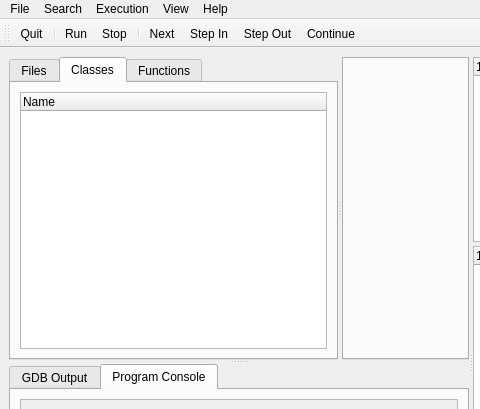
Qt form src/mainwindow.ui (jhn98032/gede) before a commit; both pictures show x 0 to 480 and y 0 to 409 of the 881 by 698 pixel window.
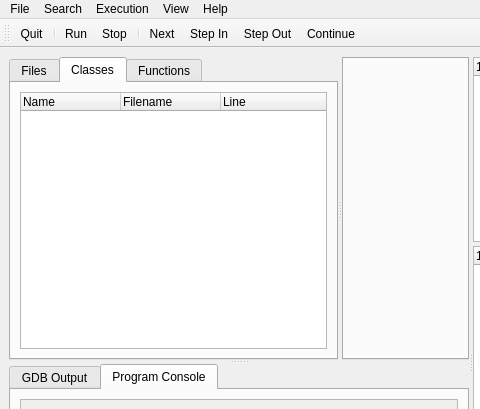
The same form after that commit. The open tabs and pages were chosen to show the change. Icons and pictures are not drawn. Custom widgets are drawn as their Qt base class.

Commit message: Added a class list widget

```diff
--- a/src/mainwindow.ui
+++ b/src/mainwindow.ui
@@ -55,11 +55,27 @@
           <layout class="QVBoxLayout" name="verticalLayout_9">
            <item>
             <widget class="QTreeWidget" name="treeWidget_classes">
+             <property name="selectionMode">
+              <enum>QAbstractItemView::NoSelection</enum>
+             </property>
+             <property name="rootIsDecorated">
+              <bool>false</bool>
+             </property>
              <column>
               <property name="text">
                <string notr="true">Name</string>
               </property>
              </column>
+             <column>
+              <property name="text">
+               <string>Filename</string>
+              </property>
+             </column>
+             <column>
+              <property name="text">
+               <string>Line</string>
+              </property>
+             </column>
             </widget>
            </item>
           </layout>
```
Left out of the diff: 9 changed lines with no effect on the pictures. The commit also changes 3 other files.
